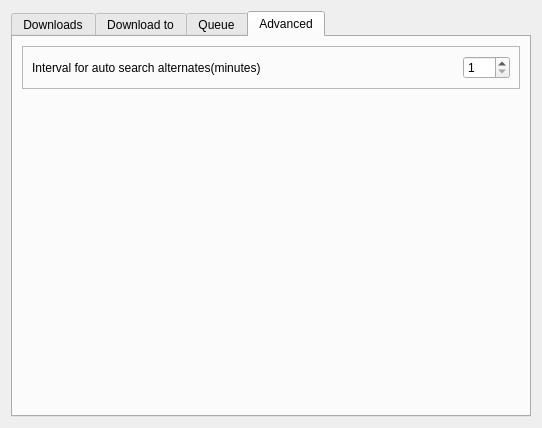
The window that eiskaltdcpp/ui/UISettingsDownloads.ui (eiskaltdcpp/eiskaltdcpp) describes before a commit, drawn with Qt 5.
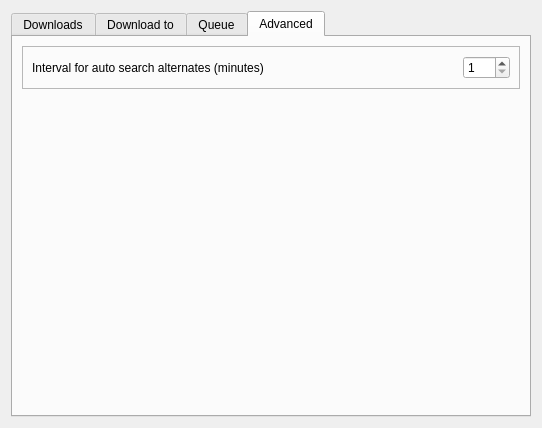
The same window after the commit. The open tabs and pages were chosen to show the change.

Patch:
```diff
--- a/eiskaltdcpp/ui/UISettingsDownloads.ui
+++ b/eiskaltdcpp/ui/UISettingsDownloads.ui
@@ -713,7 +713,7 @@
              </sizepolicy>
             </property>
             <property name="text">
-             <string>Interval for auto search alternates(minutes)</string>
+             <string>Interval for auto search alternates (minutes)</string>
             </property>
             <property name="wordWrap">
              <bool>true</bool>
```
Left out of the diff: 76 changed lines with no effect on the pictures.
